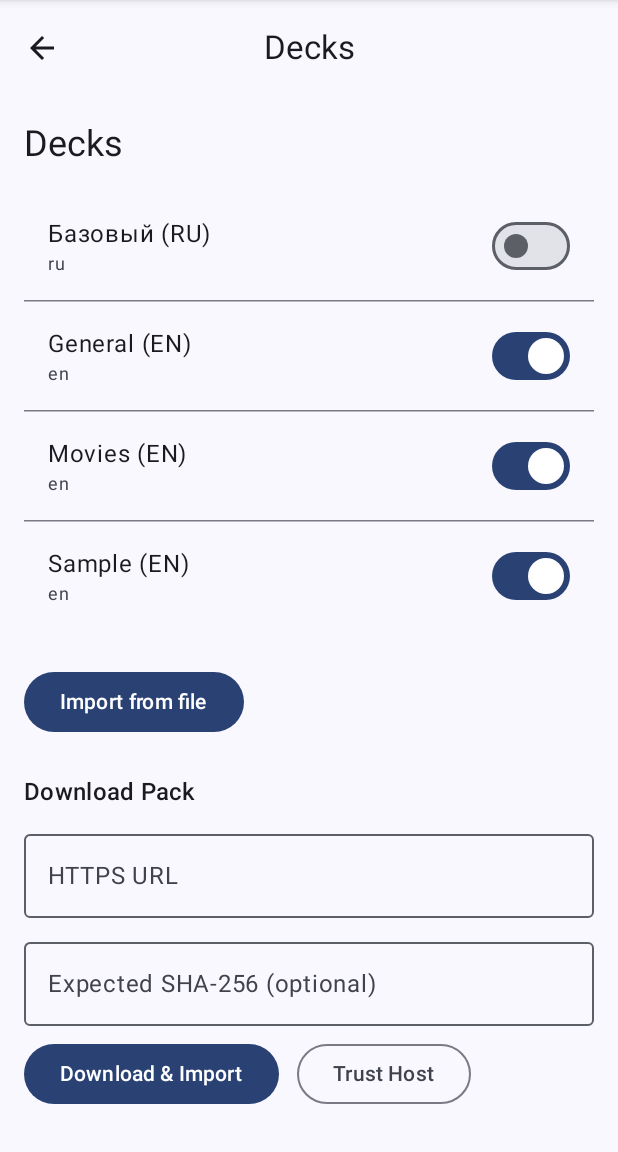
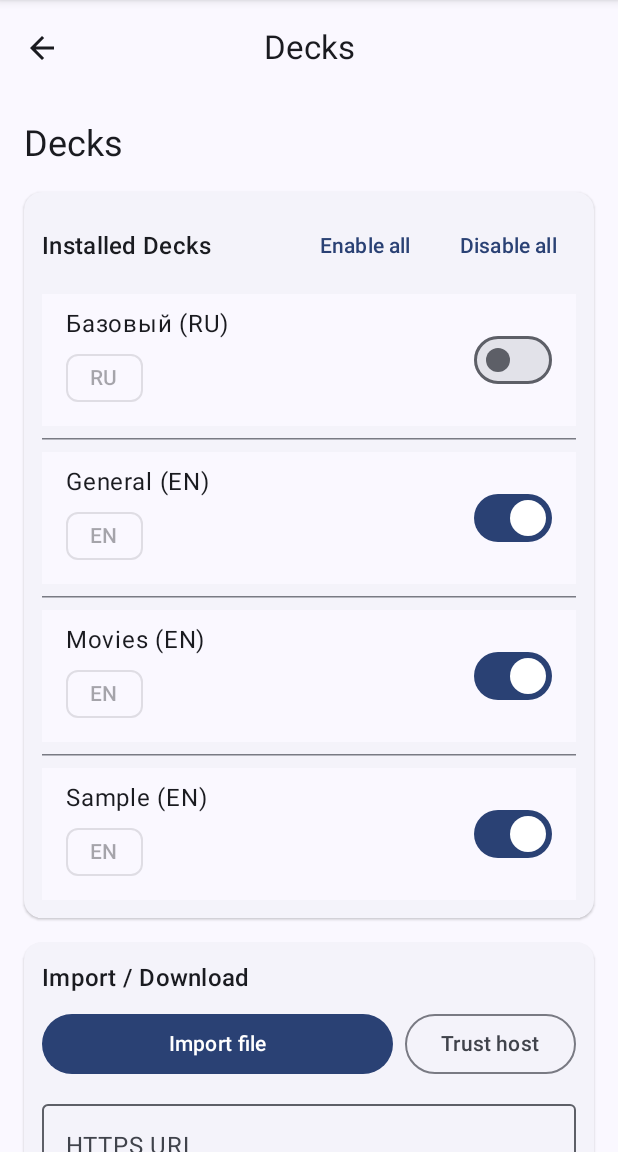
Before and after one commit to ooodnakov/alioss, an Android app built with Jetpack Compose: the DecksScreen screen opened through its navigation route, on a phone screen of 412 x 824 dp, the part 84-1236 px from its top. Run offline under Robolectric (Android 15) with nearby library versions, the phone set to English and light mode, and no system bars; our stand-ins replace Dagger/Hilt's generated code, Room's generated code.

Commit message:
refactor(ui): Improve DecksScreen layout and add bulk deck controls

```diff
--- a/app/src/main/java/com/example/alias/MainActivity.kt
+++ b/app/src/main/java/com/example/alias/MainActivity.kt
@@ -445,13 +445,24 @@ private fun DecksScreen(vm: MainViewModel) {
     val filePicker = rememberLauncherForActivityResult(ActivityResultContracts.OpenDocument()) { uri ->
         uri?.let { vm.importDeckFromFile(it) }
     }
-    Column(
-        modifier = Modifier
-            .fillMaxSize()
-            .padding(16.dp)
+    LazyColumn(
+        modifier = Modifier.fillMaxSize(),
+        contentPadding = PaddingValues(16.dp),
+        verticalArrangement = Arrangement.spacedBy(16.dp)
     ) {
+        item {
             Text("Decks", style = MaterialTheme.typography.headlineSmall)
-        Spacer(Modifier.height(16.dp))
+        }
+        item {
+            ElevatedCard(modifier = Modifier.fillMaxWidth()) {
+                Column(Modifier.fillMaxWidth().padding(12.dp), verticalArrangement = Arrangement.spacedBy(8.dp)) {
+                    Row(Modifier.fillMaxWidth(), horizontalArrangement = Arrangement.SpaceBetween, verticalAlignment = Alignment.CenterVertically) {
+                        Text("Installed Decks", style = MaterialTheme.typography.titleMedium)
+                        Row(horizontalArrangement = Arrangement.spacedBy(8.dp)) {
+                            TextButton(onClick = { vm.setAllDecksEnabled(true) }) { Text("Enable all") }
+                            TextButton(onClick = { vm.setAllDecksEnabled(false) }) { Text("Disable all") }
+                        }
+                    }
                     if (decks.isEmpty()) {
                         Text("No decks installed")
                     } else {
@@ -460,11 +471,10 @@ private fun DecksScreen(vm: MainViewModel) {
                             ListItem(
                                 headlineContent = { Text(deck.name) },
                                 supportingContent = {
-                        val info = buildString {
-                            append(deck.language)
-                            if (deck.isNSFW) append(" • NSFW")
+                                    Row(horizontalArrangement = Arrangement.spacedBy(8.dp)) {
+                                        AssistChip(onClick = {}, enabled = false, label = { Text(deck.language.uppercase()) })
+                                        if (deck.isNSFW) AssistChip(onClick = {}, enabled = false, label = { Text("NSFW") })
                                     }
-                        Text(info, style = MaterialTheme.typography.bodySmall)
                                 },
                                 trailingContent = {
                                     Switch(checked = isEnabled, onCheckedChange = { vm.setDeckEnabled(deck.id, it) })
@@ -473,50 +483,54 @@ private fun DecksScreen(vm: MainViewModel) {
                             if (index < decks.lastIndex) HorizontalDivider()
                         }
                     }
-        Spacer(Modifier.height(24.dp))
-        Button(onClick = { filePicker.launch(arrayOf("application/json")) }) { Text("Import from file") }
-
-        Spacer(Modifier.height(24.dp))
-        Text("Download Pack", style = MaterialTheme.typography.titleMedium)
-        Spacer(Modifier.height(8.dp))
-        OutlinedTextField(value = url, onValueChange = { url = it }, label = { Text("HTTPS URL") }, modifier = Modifier.fillMaxWidth())
-        Spacer(Modifier.height(8.dp))
-        OutlinedTextField(value = sha, onValueChange = { sha = it }, label = { Text("Expected SHA-256 (optional)") }, modifier = Modifier.fillMaxWidth())
-        Spacer(Modifier.height(8.dp))
-        Row(Modifier.fillMaxWidth(), verticalAlignment = Alignment.CenterVertically) {
-            Button(onClick = { vm.downloadPackFromUrl(url, sha) }) { Text("Download & Import") }
-            Spacer(Modifier.width(12.dp))
+                }
+            }
+        }
+        item {
+            ElevatedCard(modifier = Modifier.fillMaxWidth()) {
+                Column(Modifier.fillMaxWidth().padding(12.dp), verticalArrangement = Arrangement.spacedBy(8.dp)) {
+                    Text("Import / Download", style = MaterialTheme.typography.titleMedium)
+                    Row(Modifier.fillMaxWidth(), horizontalArrangement = Arrangement.spacedBy(8.dp)) {
+                        Button(onClick = { filePicker.launch(arrayOf("application/json")) }, modifier = Modifier.weight(1f)) { Text("Import file") }
                         OutlinedButton(onClick = {
-                // Add host of URL to trusted list for convenience
                             runCatching {
                                 val host = java.net.URI(url).host ?: ""
                                 if (host.isNotBlank()) vm.addTrustedSource(host)
                             }
-            }) { Text("Trust Host") }
+                        }) { Text("Trust host") }
                     }
-        // No inline status; global snackbar will show download progress/results
-
-        Spacer(Modifier.height(24.dp))
-        Text("Trusted Sources", style = MaterialTheme.typography.titleMedium)
-        Spacer(Modifier.height(8.dp))
+                    OutlinedTextField(value = url, onValueChange = { url = it }, label = { Text("HTTPS URL") }, modifier = Modifier.fillMaxWidth())
+                    OutlinedTextField(value = sha, onValueChange = { sha = it }, label = { Text("Expected SHA-256 (optional)") }, modifier = Modifier.fillMaxWidth())
+                    Row(Modifier.fillMaxWidth(), horizontalArrangement = Arrangement.End) {
+                        Button(onClick = { vm.downloadPackFromUrl(url, sha) }) { Text("Download & import") }
+                    }
+                }
+            }
+        }
+        item {
+            ElevatedCard(modifier = Modifier.fillMaxWidth()) {
+                Column(Modifier.fillMaxWidth().padding(12.dp), verticalArrangement = Arrangement.spacedBy(8.dp)) {
+                    Text("Trusted sources", style = MaterialTheme.typography.titleMedium)
+                    if (trusted.isEmpty()) {
+                        Text("No trusted sources yet")
+                    } else {
                         trusted.forEachIndexed { i, entry ->
                             ListItem(
                                 headlineContent = { Text(entry) },
                                 trailingContent = {
-                    IconButton(onClick = { vm.removeTrustedSource(entry) }) {
-                        Icon(Icons.Filled.Delete, contentDescription = "Remove")
-                    }
+                                    IconButton(onClick = { vm.removeTrustedSource(entry) }) { Icon(Icons.Filled.Delete, contentDescription = "Remove") }
                                 }
                             )
                             if (i < trusted.size - 1) HorizontalDivider()
                         }
-        Spacer(Modifier.height(8.dp))
+                    }
                     Row(Modifier.fillMaxWidth(), verticalAlignment = Alignment.CenterVertically) {
                         OutlinedTextField(value = newTrusted, onValueChange = { newTrusted = it }, label = { Text("Add host/origin") }, modifier = Modifier.weight(1f))
                         Spacer(Modifier.width(8.dp))
-            OutlinedButton(onClick = {
-                if (newTrusted.isNotBlank()) { vm.addTrustedSource(newTrusted.trim()); newTrusted = "" }
-            }) { Text("Add") }
+                        OutlinedButton(onClick = { if (newTrusted.isNotBlank()) { vm.addTrustedSource(newTrusted.trim()); newTrusted = "" } }) { Text("Add") }
+                    }
+                }
+            }
         }
     }
 }
```
Lines whose indentation alone changed are shown as unchanged.
